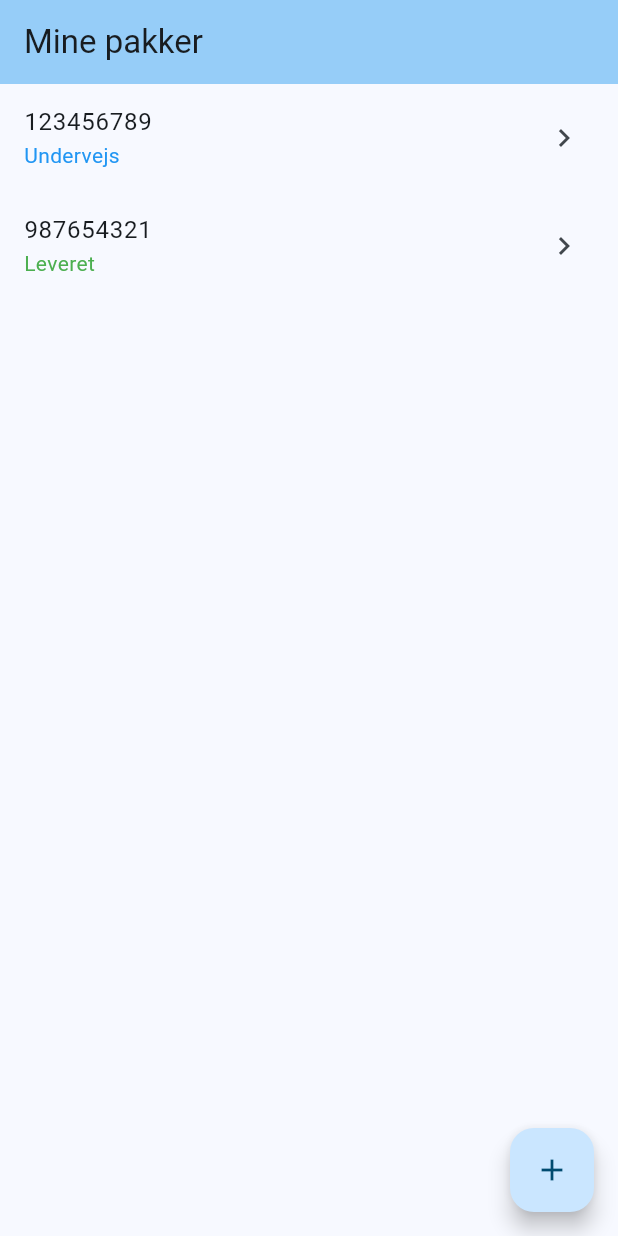
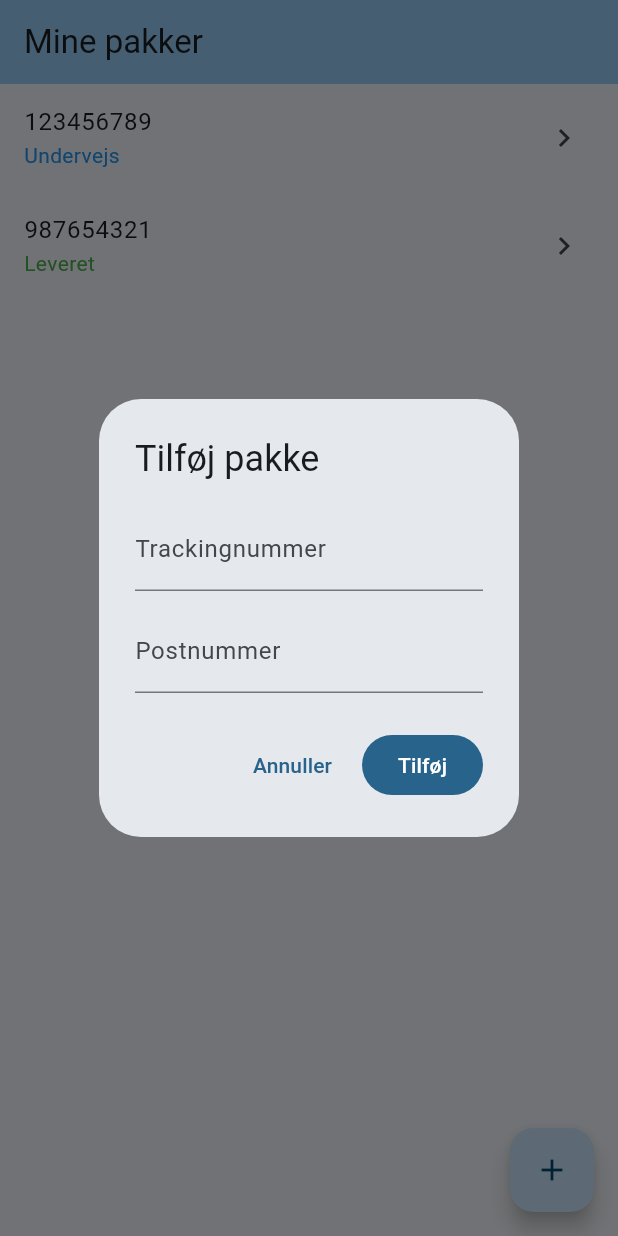
Before and after one commit to Avalin/Parcel-Tracker-Lite, a Flutter app: the screen it shows after launch, after a tap on the "add" icon, on a phone screen of 412 x 824 dp. Run offline on Flutter 3.47's test engine with Material 3 defaults, Android fonts, the phone set to English and light mode, and no system bars.

Commit message:
Added the dialog widget to the list screen

```diff
--- a/lib/features/parcels/screens/parcel_list_screen.dart
+++ b/lib/features/parcels/screens/parcel_list_screen.dart
@@ -1,6 +1,7 @@
 import 'package:flutter/material.dart';
 import 'package:parcel_tracker_lite/features/parcels/controllers/parcels_controller.dart';
 import 'package:parcel_tracker_lite/features/parcels/models/parcel.dart';
+import 'package:parcel_tracker_lite/features/parcels/widgets/add_parcel_dialog.dart';
 import 'package:parcel_tracker_lite/features/parcels/widgets/parcel_list_item.dart';
 
 class ParcelListScreen extends StatefulWidget {
@@ -81,12 +82,31 @@ class _ParcelListScreenState extends State<ParcelListScreen> {
       ),
       body: _buildBody(),
       floatingActionButton: FloatingActionButton(
-        onPressed: () {
-          // Add parcel flow here
-        },
+        onPressed: _openAddParcelDialog,
         tooltip: 'Tilføj pakke',
         child: const Icon(Icons.add),
       ),
     );
   }
+
+  Future<void> _openAddParcelDialog() async {
+  await showDialog<void>(
+    context: context,
+    builder: (_) {
+      return AddParcelDialog(
+        onAddParcel: ({
+          required String trackingNumber,
+          required int postcode,
+        }) async {
+          await _controller.addParcel(
+            trackingNumber: trackingNumber,
+            postCode: postcode,
+          );
+
+          return _controller.errorMessage;
+        },
+      );
+    },
+  );
 }
+}
--- /dev/null
+++ b/lib/features/parcels/widgets/add_parcel_dialog.dart
@@ -0,0 +1,105 @@
+import 'package:flutter/material.dart';
+
+class AddParcelDialog extends StatefulWidget {
+  const AddParcelDialog({
+    super.key,
+    required this.onAddParcel,
+  });
+
+  final Future<String?> Function({
+    required String trackingNumber,
+    required int postcode,
+  }) onAddParcel;
+
+  @override
+  State<AddParcelDialog> createState() => _AddParcelDialogState();
+}
+
+class _AddParcelDialogState extends State<AddParcelDialog> {
+  late final TextEditingController _trackingController;
+  late final TextEditingController _postcodeController;
+
+  @override
+  void initState() {
+    super.initState();
+    _trackingController = TextEditingController();
+    _postcodeController = TextEditingController();
+  }
+
+  @override
+  void dispose() {
+    _trackingController.dispose();
+    _postcodeController.dispose();
+    super.dispose();
+  }
+
+  Future<void> _submit() async {
+    final postcode = int.tryParse(_postcodeController.text.trim());
+
+    if (postcode == null) {
+      ScaffoldMessenger.of(context).showSnackBar(
+        const SnackBar(
+          content: Text('Postnummer skal være et gyldigt tal.'),
+        ),
+      );
+      return;
+    }
+
+    final errorMessage = await widget.onAddParcel(
+      trackingNumber: _trackingController.text.trim(),
+      postcode: postcode,
+    );
+
+    if (!mounted) return;
+
+    Navigator.of(context).pop();
+
+    if (errorMessage != null) {
+      ScaffoldMessenger.of(context).showSnackBar(
+        SnackBar(
+          content: Text(errorMessage),
+        ),
+      );
+    }
+  }
+
+  @override
+  Widget build(BuildContext context) {
+    return AlertDialog(
+      title: const Text('Tilføj pakke'),
+      content: Column(
+        mainAxisSize: MainAxisSize.min,
+        children: [
+          TextField(
+            controller: _trackingController,
+            decoration: const InputDecoration(
+              labelText: 'Trackingnummer',
+              hintText: 'Fx ABC123456789',
+            ),
+            textInputAction: TextInputAction.next,
+          ),
+          const SizedBox(height: 12),
+          TextField(
+            controller: _postcodeController,
+            decoration: const InputDecoration(
+              labelText: 'Postnummer',
+              hintText: 'Fx 8500',
+            ),
+            keyboardType: TextInputType.number,
+            onSubmitted: (_) => _submit(),
+          ),
+        ],
+      ),
+      actions: [
+        TextButton(
+          onPressed: () => Navigator.of(context).pop(),
+          child: const Text('Annuller'),
+        ),
+        FilledButton(
+          onPressed: _submit,
+          child: const Text('Tilføj'),
+        ),
+      ],
+    );
+  }
+}
```
